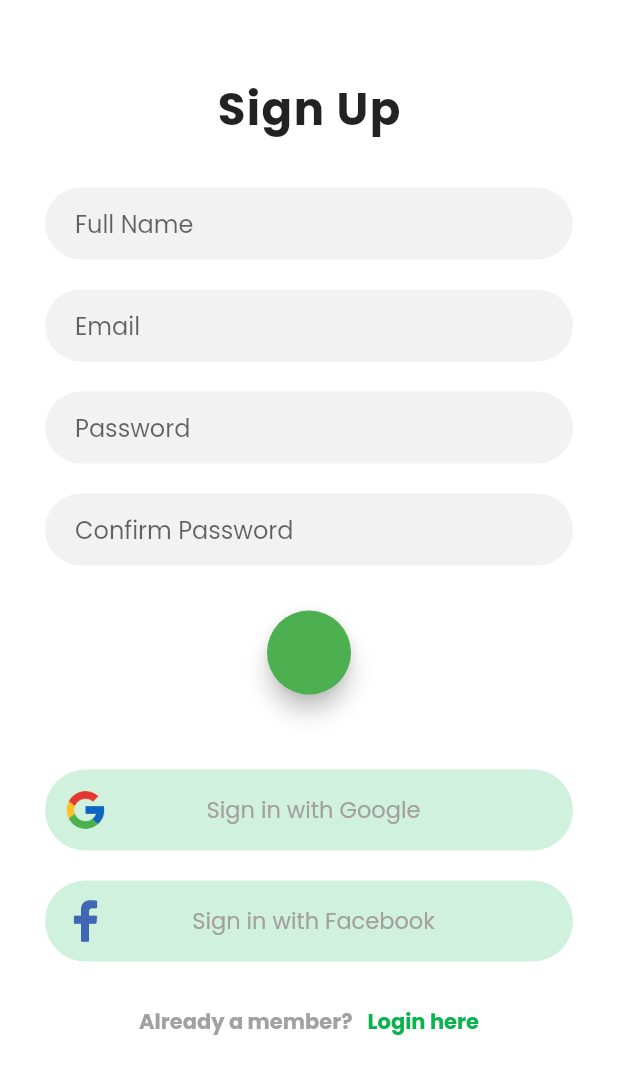
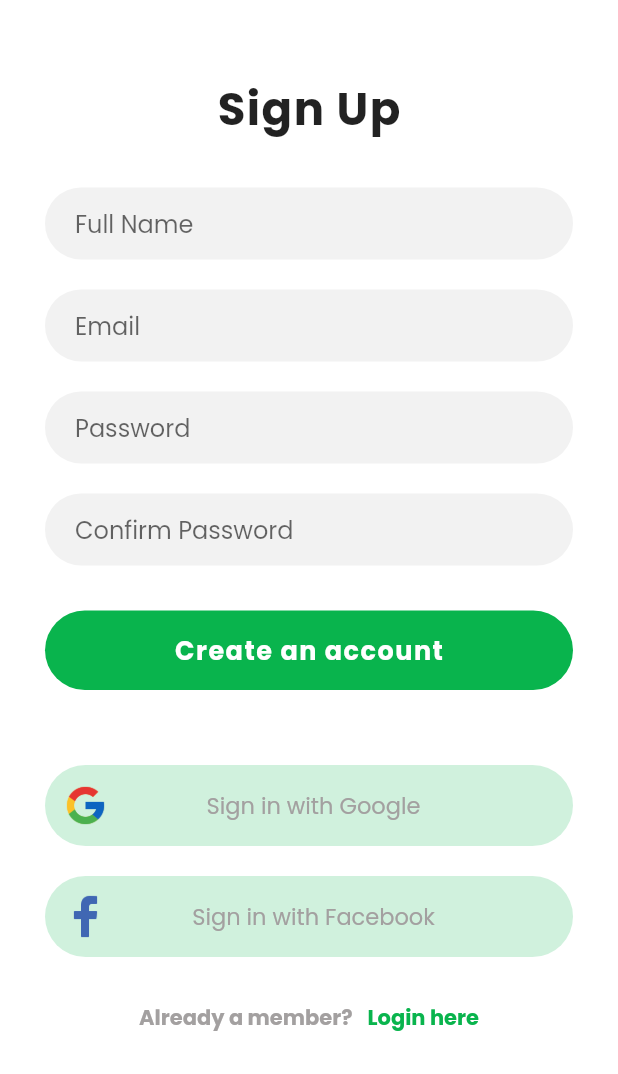
Before and after one commit to niloysikdar/Grow-Green, a Flutter app: the screen it shows after launch, after a tap on "Join Now", on a phone screen of 412 x 824 dp. Shown: the top 1074 px of the screen. Run offline on Flutter 3.47's test engine with Material 2 defaults, Android fonts, the phone set to English and light mode, and no system bars; our stand-ins replace cached_network_image, cloud_firestore, firebase_auth, firebase_core, flutter_rating_bar, geolocator and 2 more; accounts and stored records are empty; network calls fail.

Commit message:
Added Sign In Button

```diff
--- a/app/lib/main.dart
+++ b/app/lib/main.dart
@@ -2,12 +2,10 @@ import 'package:firebase_core/firebase_core.dart';
 import 'package:flutter/material.dart';
 import 'package:flutter/services.dart';
 import 'package:google_fonts/google_fonts.dart';
-
 import 'screens/login_screen.dart';
 import 'screens/map.dart';
 import 'package:firebase_core/firebase_core.dart';
 import 'package:hack_project/screens/shop_dashboard.dart';
-
 
 Future<void> main() async {
   WidgetsFlutterBinding.ensureInitialized();
@@ -18,7 +16,6 @@ Future<void> main() async {
   ]).then((val) {
     runApp(MyApp());
   });
-
 }
 
 class MyApp extends StatelessWidget {
@@ -36,9 +33,7 @@ class MyApp extends StatelessWidget {
         scaffoldBackgroundColor: Colors.white,
         primarySwatch: Colors.green,
       ),
-
       home: LoginScreen(),
-
     );
   }
 }
--- a/app/lib/models/shopmodel.dart
+++ b/app/lib/models/shopmodel.dart
@@ -8,6 +8,8 @@ class ShopModel {
   final double shopStars;
   final String shopWebsite;
   final List tags;
+  final String lat;
+  final String long;
 
   ShopModel({
     this.shopName,
@@ -19,6 +21,8 @@ class ShopModel {
     this.shopStars,
     this.shopWebsite,
     this.tags,
+    this.lat,
+    this.long,
   });
 
   Map<String, dynamic> toMap() {
@@ -32,6 +36,8 @@ class ShopModel {
       "shopStars": shopStars,
       "shopWebsite": shopWebsite,
       "tags": tags,
+      "lat": lat,
+      "long": long,
     };
   }
 }
--- a/app/lib/screens/login_screen.dart
+++ b/app/lib/screens/login_screen.dart
@@ -13,11 +13,11 @@ class LoginScreen extends StatefulWidget {
 }
 
 class _LoginScreenState extends State<LoginScreen> {
-  String _email="";
+  String _email = "";
 
-  String _password="";
+  String _password = "";
 
-  final AuthenticationHelper  _auth = AuthenticationHelper();
+  final AuthenticationHelper _auth = AuthenticationHelper();
 
   @override
   Widget build(BuildContext context) {
@@ -53,14 +53,11 @@ class _LoginScreenState extends State<LoginScreen> {
                     borderRadius: BorderRadius.circular(40),
                   ),
                 ),
-
-                onChanged: (value){
+                onChanged: (value) {
                   setState(() {
                     _email = value;
                   });
-
                 },
-
               ),
               SizedBox(height: 20),
               TextFormField(
@@ -77,15 +74,11 @@ class _LoginScreenState extends State<LoginScreen> {
                     borderRadius: BorderRadius.circular(40),
                   ),
                 ),
-
-                onChanged: (value){
+                onChanged: (value) {
                   setState(() {
                     _password = value;
-
                   });
-
                 },
-
               ),
               SizedBox(height: 10),
               InkWell(
@@ -104,32 +97,27 @@ class _LoginScreenState extends State<LoginScreen> {
                 ),
               ),
               SizedBox(height: 30),
-              TextButton(
-
-                  onPressed: () async {
+              GestureDetector(
+                onTap: () async {
                   print("$_email, $_password");
                   dynamic result = await _auth.signIn(_email, _password);
-                    if(result == null) {
-                      Navigator.push(context, MaterialPageRoute(builder: (context)=> Map()));
-                    }else {
+                  if (result == null) {
+                    Navigator.pushReplacement(
+                      context,
+                      MaterialPageRoute(
+                        builder: (context) => Map(),
+                      ),
+                    );
+                  } else {
                     final snackBar = SnackBar(
                       content: Text("$result"),
                       action: SnackBarAction(
                         label: 'Ok',
-
                       ),
                     );
                   }
                 },
-                  child: Text(
-                      "Log In",
-                  style: TextStyle(
-                    color: Colors.white,
-
-                  )),
-                  style: ButtonStyle(
-                    backgroundColor: MaterialStateProperty.all<Color>(lightgreen),
-                  ),
+                child: largeGreenButton(text: "Log In"),
               ),
               SizedBox(height: 50),
               socialLoginButton(
@@ -157,8 +145,12 @@ class _LoginScreenState extends State<LoginScreen> {
                   ),
                   InkWell(
                     onTap: () {
-                      print("Join now pressed");
-                      Navigator.push(context, MaterialPageRoute(builder: (context)=> SignupScreen()));
+                      Navigator.pushReplacement(
+                        context,
+                        MaterialPageRoute(
+                          builder: (context) => SignupScreen(),
+                        ),
+                      );
                     },
                     child: Padding(
                       padding: const EdgeInsets.all(10),
--- a/app/lib/screens/shop_dashboard.dart
+++ b/app/lib/screens/shop_dashboard.dart
@@ -55,6 +55,8 @@ class _ShopDashboardState extends State<ShopDashboard> {
                 shopStars: map["shopStars"].toDouble(),
                 shopWebsite: map["shopWebsite"],
                 tags: map["tags"],
+                lat: map["lat"],
+                long: map["long"],
               );
               return bodyWidget(
                 size: size,
--- a/app/lib/screens/signup.dart
+++ b/app/lib/screens/signup.dart
@@ -1,12 +1,12 @@
 import 'package:flutter/material.dart';
 import 'package:hack_project/constants/colors.dart';
+import 'package:hack_project/screens/login_screen.dart';
 import 'package:hack_project/widgets/inputfield.dart';
 import 'package:hack_project/widgets/large_green_button.dart';
 import 'package:hack_project/widgets/social_login_button.dart';
 import 'package:firebase_auth/firebase_auth.dart';
 import 'package:firebase_core/firebase_core.dart';
 import 'package:hack_project/authentication.dart';
-import 'dart:async';
 import 'package:hack_project/screens/map.dart';
 
 class SignupScreen extends StatefulWidget {
@@ -15,14 +15,10 @@ class SignupScreen extends StatefulWidget {
 }
 
 class _SignupScreenState extends State<SignupScreen> {
+  String _email = "";
+  String _password = "";
 
-  String _email="";
-  String _password="";
-
-  final AuthenticationHelper  _auth = AuthenticationHelper();
-
-
-
+  final AuthenticationHelper _auth = AuthenticationHelper();
 
   @override
   Widget build(BuildContext context) {
@@ -58,15 +54,11 @@ class _SignupScreenState extends State<SignupScreen> {
                     borderRadius: BorderRadius.circular(40),
                   ),
                 ),
-
-                onChanged: (value){
+                onChanged: (value) {
                   setState(() {
                     _password = value;
-
                   });
-
                 },
-
               ),
               SizedBox(height: 20),
               // CustomInput(
@@ -86,15 +78,11 @@ class _SignupScreenState extends State<SignupScreen> {
                     borderRadius: BorderRadius.circular(40),
                   ),
                 ),
-
-                 onChanged: (value){
+                onChanged: (value) {
                   setState(() {
                     _email = value;
-
                   });
-
                 },
-
               ),
               SizedBox(height: 20),
               // CustomInput(
@@ -115,15 +103,11 @@ class _SignupScreenState extends State<SignupScreen> {
                     borderRadius: BorderRadius.circular(40),
                   ),
                 ),
-
-                onChanged: (value){
+                onChanged: (value) {
                   setState(() {
                     _password = value;
-
                   });
-
                 },
-
               ),
               SizedBox(height: 20),
               TextFormField(
@@ -140,34 +124,30 @@ class _SignupScreenState extends State<SignupScreen> {
                     borderRadius: BorderRadius.circular(40),
                   ),
                 ),
-
-                onChanged: (value){
+                onChanged: (value) {
                   setState(() {
                     _password = value;
-
                   });
-
                 },
-
               ),
               SizedBox(height: 30),
-              FloatingActionButton(
-
-                onPressed: () async {
+              GestureDetector(
+                onTap: () async {
                   print("Email : $_email and pass $_password");
                   dynamic result = await _auth.signUp(_email, _password);
                   if (result == null) {
-                    Navigator.push(context, MaterialPageRoute(builder: (context)=> Map()));
+                    Navigator.push(context,
+                        MaterialPageRoute(builder: (context) => Map()));
                   } else {
                     final snackBar = SnackBar(
                       content: Text("$result"),
                       action: SnackBarAction(
                         label: 'Ok',
-
                       ),
                     );
                   }
                 },
+                child: largeGreenButton(text: "Create an account"),
               ),
               SizedBox(height: 50),
               socialLoginButton(
@@ -195,7 +175,12 @@ class _SignupScreenState extends State<SignupScreen> {
                   ),
                   InkWell(
                     onTap: () {
-                      print("Login here pressed");
+                      Navigator.pushReplacement(
+                        context,
+                        MaterialPageRoute(
+                          builder: (context) => LoginScreen(),
+                        ),
+                      );
                     },
                     child: Padding(
                       padding: const EdgeInsets.all(10),
```
Lines whose indentation alone changed are shown as unchanged.
